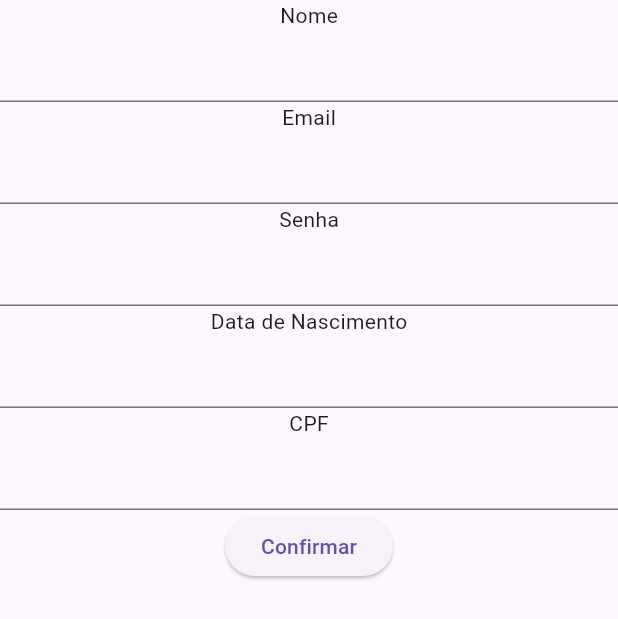
After one commit to anna-victoria/frontProjetoMobile, a Flutter app: the SignUpPage screen opened directly, on a phone screen of 412 x 824 dp. The commit adds this screen. Shown: the top 619 px of the screen. Run offline on Flutter 3.47's test engine with Material 3 defaults, Android fonts, the phone set to English and light mode, and no system bars; generated files the repository leaves out were written again.

Commit message:
Page skeleton

```diff
--- a/front_projeto_mobile/lib/src/app.dart
+++ b/front_projeto_mobile/lib/src/app.dart
@@ -1,6 +1,7 @@
 import 'package:flutter/material.dart';
 import 'package:flutter_gen/gen_l10n/app_localizations.dart';
 import 'package:flutter_localizations/flutter_localizations.dart';
+import 'package:front_projeto_mobile/src/sign_up_page.dart';
 
 import 'sample_feature/sample_item_details_view.dart';
 import 'sample_feature/sample_item_list_view.dart';
--- /dev/null
+++ b/front_projeto_mobile/lib/src/sign_up_page.dart
@@ -0,0 +1,96 @@
+import 'package:flutter/material.dart';
+
+class SignUpPage extends StatefulWidget {
+  const SignUpPage({super.key});
+
+  @override
+  State<SignUpPage> createState() => _SignUpPageState();
+}
+
+class _SignUpPageState extends State<SignUpPage> {
+
+  final _formKey = GlobalKey<FormState>();
+
+  @override
+  Widget build(BuildContext context) {
+    return Scaffold(
+      body: Center(
+        child: Form(
+          // key: _formKey,
+          child: Column(
+            children: [
+              Text("Nome"),
+              TextFormField(
+                keyboardType: TextInputType.name,
+                // The validator receives the text that the user has entered.
+                validator: (value) {
+                  if (value == null || value.isEmpty) {
+                    return 'Please enter some text';
+                  }
+                  return null;
+                },
+              ),
+              Text("Email"),
+              TextFormField(
+                keyboardType: TextInputType.emailAddress,
+                // The validator receives the text that the user has entered.
+                validator: (value) {
+                  if (value == null || value.isEmpty) {
+                    return 'Please enter some text';
+                  }
+                  return null;
+                },
+              ),
+              Text("Senha"),
+              TextFormField(
+                obscureText: true,
+                // The validator receives the text that the user has entered.
+                validator: (value) {
+                  if (value == null || value.isEmpty) {
+                    return 'Please enter some text';
+                  }
+                  return null;
+                },
+              ),
+              Text("Data de Nascimento"),
+              TextFormField(
+                keyboardType: TextInputType.datetime,
+                // The validator receives the text that the user has entered.
+                validator: (value) {
+                  if (value == null || value.isEmpty) {
+                    return 'Please enter some text';
+                  }
+                  return null;
+                },
+              ),
+              Text("CPF"),
+              TextFormField(
+                keyboardType: TextInputType.number,
+                // The validator receives the text that the user has entered.
+                validator: (value) {
+                  if (value == null || value.isEmpty) {
+                    return 'Please enter some text';
+                  }
+                  return null;
+                },
+              ),
+              ElevatedButton(
+                onPressed: () {
+                  // Validate returns true if the form is valid, or false otherwise.
+                  if (_formKey.currentState!.validate()) {
+                    // If the form is valid, display a snackbar. In the real world,
+                    // you'd often call a server or save the information in a database.
+                    ScaffoldMessenger.of(context).showSnackBar(
+                      const SnackBar(content: Text('Processing Data')),
+                    );
+                  }
+                },
+                child: const Text('Confirmar'),
+              ),
+            ],
+          )
+        ),
+      ),
+    );
+  }
+}
```
Also changed, not shown: front_projeto_mobile/lib/src/sign_widgets/input.dart (added, +19 -0 lines).
